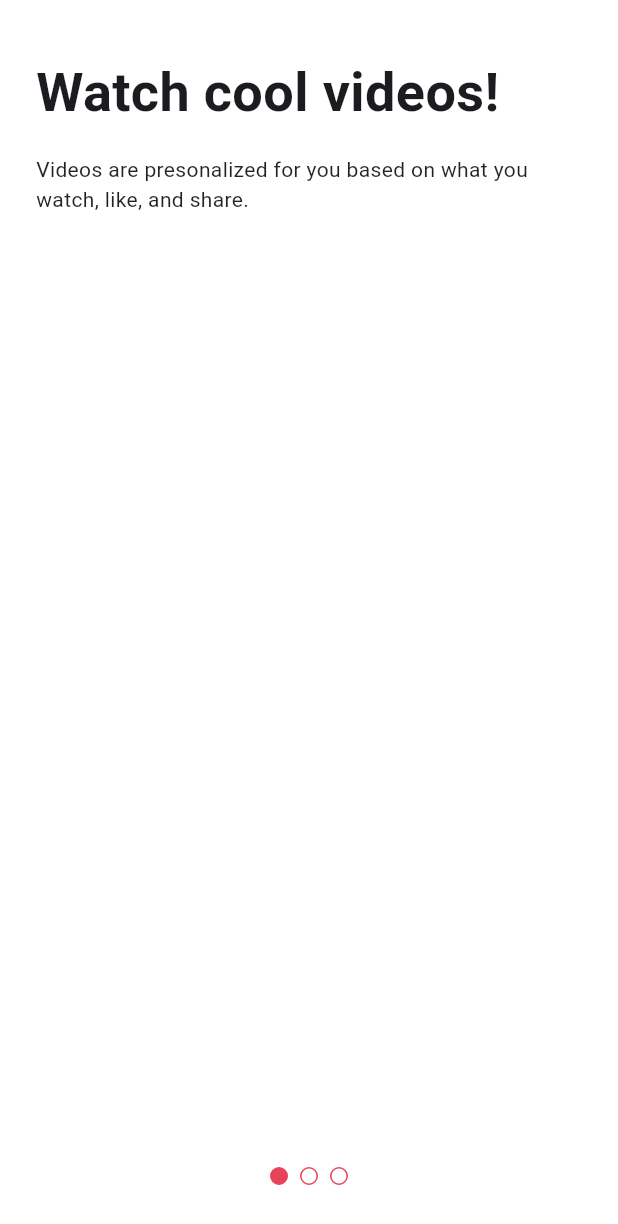
After one commit to leedonghyun1/titok_clone, a Flutter app: the screen it shows after launch, after a tap on "Next", on a phone screen of 412 x 824 dp. The commit adds this screen. Shown: the top 1224 px of the screen. Run offline on Flutter 3.47's test engine with Material 3 defaults, Android fonts, the phone set to English and light mode, and no system bars.

Commit message:
Add Tutorial_Screen

```diff
--- a/lib/features/onboarding/interest_screen.dart
+++ b/lib/features/onboarding/interest_screen.dart
@@ -1,6 +1,7 @@
 import 'package:flutter/material.dart';
 import 'package:titok_clone/constants/gaps.dart';
 import 'package:titok_clone/constants/sizes.dart';
+import 'package:titok_clone/features/onboarding/tutorial_screen.dart';
 import 'package:titok_clone/features/onboarding/widgets/interest_button.dart';
 
 const interests = [
@@ -83,6 +84,15 @@ class _InterestsScreenState extends State<InterestsScreen> {
     super.dispose();
   }
 
+  void _onNextTap() {
+    Navigator.push(
+      context,
+      MaterialPageRoute(
+        builder: (context) => const TutorialScreen(),
+      ),
+    );
+  }
+
   @override
   Widget build(BuildContext context) {
     return Scaffold(
@@ -152,6 +162,8 @@ class _InterestsScreenState extends State<InterestsScreen> {
             left: Sizes.size24,
             right: Sizes.size24,
           ),
+          child: GestureDetector(
+            onTap: _onNextTap,
             child: Container(
               decoration: BoxDecoration(
                 borderRadius: BorderRadius.circular(
@@ -172,6 +184,7 @@ class _InterestsScreenState extends State<InterestsScreen> {
             ),
           ),
         ),
+      ),
     );
   }
 }
--- /dev/null
+++ b/lib/features/onboarding/tutorial_screen.dart
@@ -0,0 +1,125 @@
+import 'package:flutter/material.dart';
+import 'package:titok_clone/constants/gaps.dart';
+import 'package:titok_clone/constants/sizes.dart';
+
+class TutorialScreen extends StatefulWidget {
+  const TutorialScreen({super.key});
+
+  @override
+  State<TutorialScreen> createState() => _TutorialScreenState();
+}
+
+class _TutorialScreenState extends State<TutorialScreen> {
+  @override
+  Widget build(BuildContext context) {
+    return DefaultTabController(
+      length: 3,
+      child: Scaffold(
+        body: const SafeArea(
+          child: TabBarView(
+            children: [
+              Padding(
+                padding: EdgeInsets.symmetric(
+                  horizontal: Sizes.size24,
+                ),
+                child: Column(
+                  crossAxisAlignment: CrossAxisAlignment.start,
+                  children: [
+                    Gaps.v36,
+                    Text(
+                      'Watch cool videos!',
+                      style: TextStyle(
+                        fontSize: Sizes.size36,
+                        fontWeight: FontWeight.bold,
+                      ),
+                    ),
+                    Gaps.v16,
+                    Text(
+                      'Videos are presonalized for you based on what you watch, like, and share.',
+                      style: TextStyle(
+                        fontSize: Sizes.size14,
+                        fontWeight: FontWeight.w400,
+                        color: Colors.black87,
+                      ),
+                    ),
+                  ],
+                ),
+              ),
+              Padding(
+                padding: EdgeInsets.symmetric(
+                  horizontal: Sizes.size24,
+                ),
+                child: Column(
+                  crossAxisAlignment: CrossAxisAlignment.start,
+                  children: [
+                    Gaps.v36,
+                    Text(
+                      'Watch cool memos!',
+                      style: TextStyle(
+                        fontSize: Sizes.size36,
+                        fontWeight: FontWeight.bold,
+                      ),
+                    ),
+                    Gaps.v16,
+                    Text(
+                      'Videos are presonalized for you based on what you watch, like, and share.',
+                      style: TextStyle(
+                        fontSize: Sizes.size14,
+                        fontWeight: FontWeight.w400,
+                        color: Colors.black87,
+                      ),
+                    ),
+                  ],
+                ),
+              ),
+              Padding(
+                padding: EdgeInsets.symmetric(
+                  horizontal: Sizes.size24,
+                ),
+                child: Column(
+                  crossAxisAlignment: CrossAxisAlignment.start,
+                  children: [
+                    Gaps.v36,
+                    Text(
+                      'Watch cool pictures!',
+                      style: TextStyle(
+                        fontSize: Sizes.size36,
+                        fontWeight: FontWeight.bold,
+                      ),
+                    ),
+                    Gaps.v16,
+                    Text(
+                      'Videos are presonalized for you based on what you watch, like, and share.',
+                      style: TextStyle(
+                        fontSize: Sizes.size14,
+                        fontWeight: FontWeight.w400,
+                        color: Colors.black87,
+                      ),
+                    ),
+                  ],
+                ),
+              ),
+            ],
+          ),
+        ),
+        bottomNavigationBar: BottomAppBar(
+          color: Colors.white.withOpacity(0),
+          child: Container(
+            padding: const EdgeInsets.symmetric(
+              vertical: Sizes.size12,
+            ),
+            child: Row(
+              mainAxisAlignment: MainAxisAlignment.center,
+              children: [
+                TabPageSelector(
+                  color: Colors.white,
+                  selectedColor: Theme.of(context).primaryColor,
+                ),
+              ],
+            ),
+          ),
+        ),
+      ),
+    );
+  }
+}
```
Lines whose indentation alone changed are shown as unchanged.
